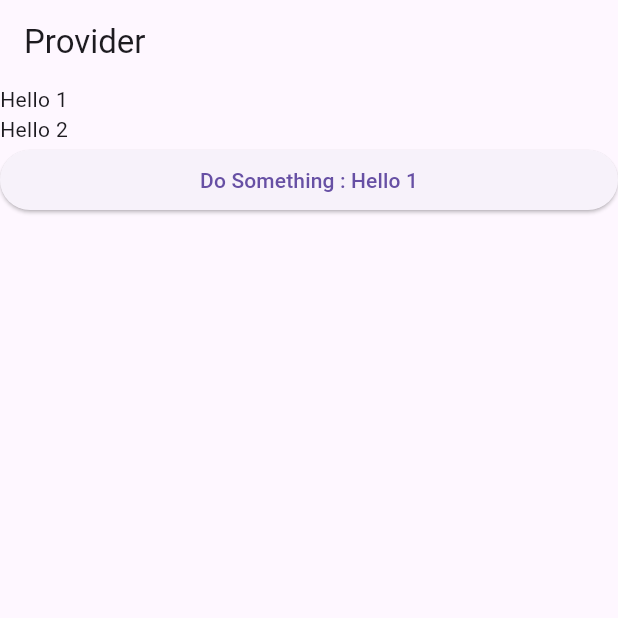
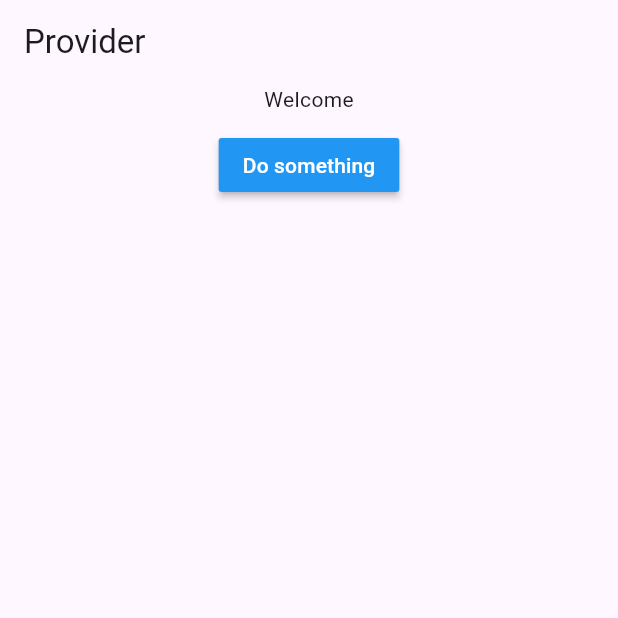
Before and after one commit to Zaid-Alshathly-Dev/flutter_provider_course, a Flutter app: the screen it shows after launch, on a phone screen of 412 x 824 dp, the top half of it. Run offline on Flutter 3.47's test engine with Material 3 defaults, Android fonts, the phone set to English and light mode, and no system bars.

Commit message:
feat: implement lessons 4, 5, and 6

```diff
--- a/lib/main.dart
+++ b/lib/main.dart
@@ -89,56 +89,218 @@ class MyWidget extends StatefulWidget {
 //   }
 // }
 
-// lesson-3
-// (Consumer Example)
+// // lesson-3
+// // (Consumer Example)
+// class _MyWidgetState extends State<MyWidget> {
+//   @override
+//   Widget build(BuildContext context) {
+//     return ChangeNotifierProvider(
+//       create: (context) => ProvOne(),
+//       child: Scaffold(
+//         appBar: AppBar(title: const Text('Provider')),
+//         body: ListView(
+//           children: <Widget>[
+//             Consumer<ProvOne>(
+//               builder: (context, provone, child) {
+//                 print("consumer text1");
+//                 return Text(provone.showsomething1);
+//               },
+//             ), // Consumer
+
+//             Consumer<ProvOne>(
+//               builder: (context, provone, child) {
+//                 print("consumer text2");
+//                 return Text(provone.showsomething2);
+//               },
+//             ), // Consumer
+
+//             Consumer<ProvOne>(
+//               builder: (context, provone, child) {
+//                 print("consumer button");
+//                 return ElevatedButton(
+//                   onPressed: () {
+//                     provone.dosomething();
+//                   },
+//                   child: Text("Do Something : " + provone.showsomething1),
+//                 ); // ElevatedButton
+//               },
+//             ), // Consumer
+//           ], // <Widget>[]
+//         ),
+//       ),
+//     );
+//   }
+// }
+
+// class ProvOne extends ChangeNotifier {
+//   var showsomething1 = "Hello 1";
+//   var showsomething2 = "Hello 2";
+
+//   void dosomething() {
+//     showsomething1 = "Changed 1";
+//     showsomething2 = "Changed 2";
+//     notifyListeners();
+//   }
+// }
+
+// // lesson-4
+// // (selector)
+// class _MyWidgetState extends State<MyWidget> {
+//   @override
+//   Widget build(BuildContext context) {
+//     return ChangeNotifierProvider(
+//       create: (context) => ProvOne(),
+//       child: Scaffold(
+//         appBar: AppBar(title: const Text('Provider')),
+//         body: ListView(
+//           children: <Widget>[
+//             // Selector<ProvOne, String>(
+//             Selector<ProvOne, int>(
+//               selector:(context,provs1) => provs1.showone,
+//               builder: (context, provone, child) {
+//                 print("selector text1");
+//                 // return Text(provone);
+//                 return Text("${provone}");
+//               },
+//             ), // Consumer
+
+//             Selector<ProvOne,String>(
+//               selector:(context,provs1) => provs1.showtwo,
+//               builder: (context, provone, child) {
+//                 print("selector text2");
+//                 return Text(provone);
+//               },
+//             ), // Consumer
+
+//             Consumer<ProvOne>(
+//               builder: (context, provone, child) {
+//                 // print("consumer button 1");
+//                 return ElevatedButton(
+//                   onPressed: () {
+//                     provone.dosomething();
+//                   },
+//                   child: Text("Do Something 1 "),
+//                 ); // ElevatedButton
+//               },
+//             ), // Consumer
+//             Consumer<ProvOne>(
+//               builder: (context, provone, child) {
+//                 // print("consumer button 2");
+//                 return ElevatedButton(
+//                   onPressed: () {
+//                     provone.dosomething2();
+//                   },
+//                   child: Text("Do Something 2 "),
+//                 ); // ElevatedButton
+//               },
+//             ),
+//           ], // <Widget>[]
+//         ),
+//       ),
+//     );
+//   }
+// }
+
+// class ProvOne extends ChangeNotifier {
+//   // var showsomething1 = "Hello 1";
+//   var showsomething1 = 1;
+//   var showsomething2 = "Hello 2";
+
+//   get showone => showsomething1;
+//   get showtwo => showsomething2;
+
+//    dosomething() {
+//     showsomething1++;
+//     notifyListeners();
+//   }
+//    dosomething2() {
+//     showsomething2 = "yes prdovider 2";
+//     notifyListeners();
+//   }
+// }
+
+// lesson-5
+// (scope provider)
+// "مفهوم نطاق البروفايدر (Provider Scope) يتعلق بالحدود والمساحة التي تكون فيها البيانات المعرفة عبر إدارة الحالات (State Management) بـ Provider متاح ومقروء داخل شجرة الـ Widgets في التطبيقات (خاصة في تطبيق مثل Flutter)."
+
+// class _MyWidgetState extends State<MyWidget> {
+//   @override
+//   Widget build(BuildContext context) {
+//     return ChangeNotifierProvider(
+//       create: (context) => Model(),
+//       child: Scaffold(
+//         appBar: AppBar(title: const Text('Provider')),
+//         body: Column(
+//           children: [
+//             Center(child: Text("Welcome")),
+//             const SizedBox(height: 10),
+//             MaterialButton(
+//               color: Colors.blue,
+//               textColor: Colors.white,
+//               onPressed: () {},
+//               child: const Text('Do something'),
+//             ),
+//           ],
+//         ),
+//       ),
+//     );
+//   }
+// }
+
+// class Model extends ChangeNotifier {
+//   String name = "Welcome";
+
+//   ChangeName() {
+//     name = "Zaid";
+//   }
+// }
+
+// lesson-6
+// (provider of(context))
 class _MyWidgetState extends State<MyWidget> {
   @override
   Widget build(BuildContext context) {
     return ChangeNotifierProvider(
-      create: (context) => ProvOne(),
+      create: (context) => Model(),
       child: Scaffold(
         appBar: AppBar(title: const Text('Provider')),
-        body: ListView(
-          children: <Widget>[
-            Consumer<ProvOne>(
-              builder: (context, provone, child) {
-                print("consumer text1");
-                return Text(provone.showsomething1);
-              },
-            ), // Consumer
-
-            Consumer<ProvOne>(
-              builder: (context, provone, child) {
-                print("consumer text2");
-                return Text(provone.showsomething2);
-              },
-            ), // Consumer
-
-            Consumer<ProvOne>(
-              builder: (context, provone, child) {
-                print("consumer button");
-                return ElevatedButton(
-                  onPressed: () {
-                    provone.dosomething();
-                  },
-                  child: Text("Do Something : " + provone.showsomething1),
-                ); // ElevatedButton
-              },
-            ), // Consumer
-          ], // <Widget>[]
-        ),
+        body: WidgetChild(),
       ),
     );
   }
 }
 
-class ProvOne extends ChangeNotifier {
-  String showsomething1 = "Hello 1";
-  String showsomething2 = "Hello 2";
+class WidgetChild extends StatelessWidget {
+  const WidgetChild({Key? key}) : super(key: key);
+  @override
+  Widget build(BuildContext context) {
+    var model = Provider.of<Model>(context);
 
-  void dosomething() {
-    showsomething1 = "Changed 1";
-    showsomething2 = "Changed 2";
+    return Container(
+      child: Column(
+        children: [
+          Center(child: Text("${model.name}")),
+          const SizedBox(height: 10),
+          MaterialButton(
+            color: Colors.blue,
+            textColor: Colors.white,
+            onPressed: () {
+              model.ChangeName();
+              print(model.name);
+            },
+            child: const Text('Do something'),
+          ),
+        ],
+      ),
+    );
+  }
+}
+
+class Model extends ChangeNotifier {
+  String name = "Welcome";
+
+  ChangeName() {
+    name = "Zaid";
     notifyListeners();
   }
 }
```
